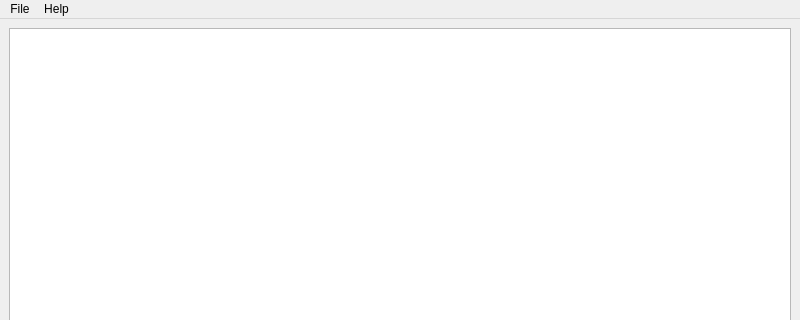
Before: the Qt Designer form app/src/ui/mainwindow.ui in LeftySolara/gbt, drawn with Qt 5; both pictures show x 0 to 800 and y 0 to 320 of the 800 by 600 pixel window.
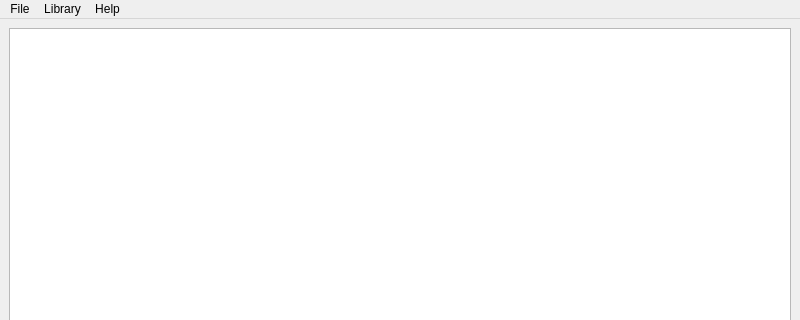
After: the same form once the commit is applied.

Commit message: Add: dialog for adding new games to library

What changed in the file:
```diff
--- a/app/src/ui/mainwindow.ui
+++ b/app/src/ui/mainwindow.ui
@@ -41,7 +41,14 @@
     </property>
     <addaction name="actionAbout_Qt"/>
    </widget>
+   <widget class="QMenu" name="menuLibrary">
+    <property name="title">
+     <string>Library</string>
+    </property>
+    <addaction name="action_AddGame"/>
+   </widget>
    <addaction name="menuFile"/>
+   <addaction name="menuLibrary"/>
    <addaction name="menuHelp"/>
   </widget>
   <widget class="QStatusBar" name="statusbar"/>
```
Left out of the diff: 5 changed lines with no effect on the pictures. The commit also changes 5 other files.
